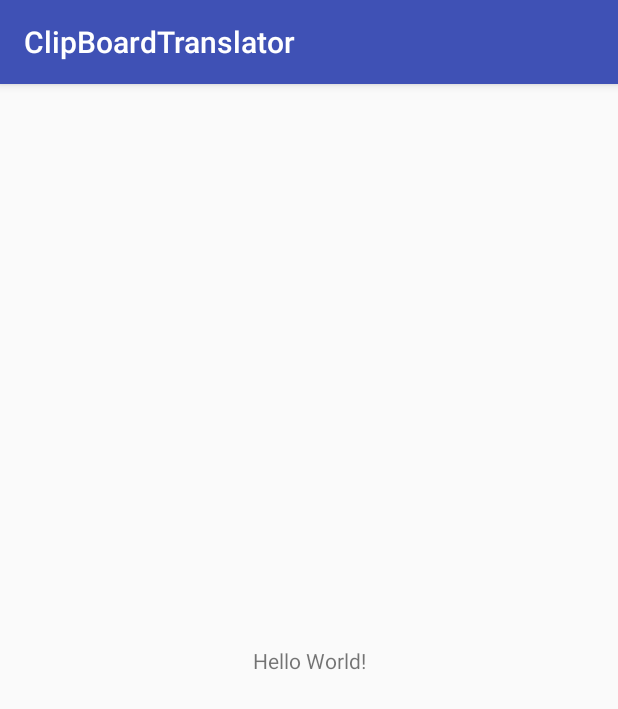
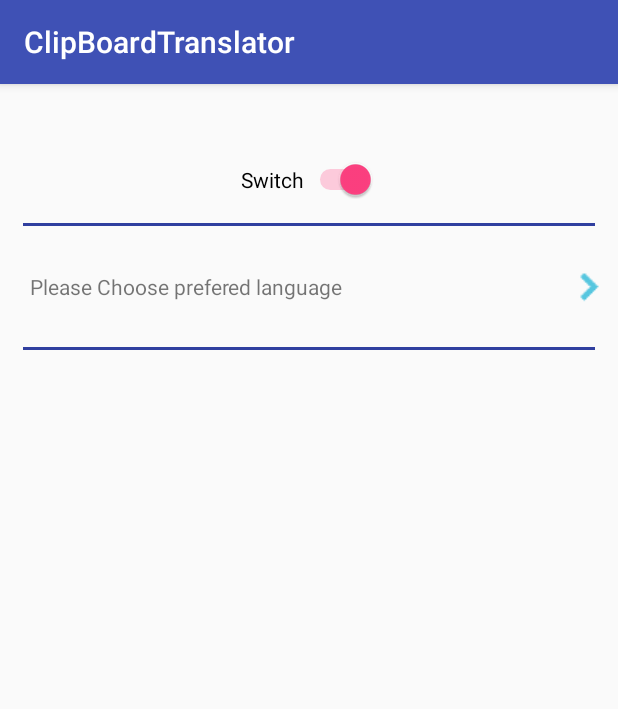
Before and after one commit to pranay1494/TranslatorService, an Android app: the screen it shows after launch (MainActivity), on a phone screen of 412 x 824 dp. Shown: the top 709 px of the screen. Run offline under Robolectric (Android 15) with nearby library versions, the phone set to English and light mode, and no system bars.

```diff
--- a/app/build.gradle
+++ b/app/build.gradle
@@ -28,4 +28,5 @@ dependencies {
     compile 'com.android.support.constraint:constraint-layout:1.0.0-alpha4'
     compile files('libs/microsoft-translator-java-api-0.6.2-jar-with-dependencies.jar')
     testCompile 'junit:junit:4.12'
+    compile 'com.android.support:recyclerview-v7:23.4.0'
 }
--- a/app/src/main/java/com/example/pranay/clipboardtranslator/MainActivity.java
+++ b/app/src/main/java/com/example/pranay/clipboardtranslator/MainActivity.java
@@ -1,18 +1,84 @@
 package com.example.pranay.clipboardtranslator;
 
 import android.content.Intent;
+import android.content.SharedPreferences;
 import android.support.v7.app.AppCompatActivity;
 import android.os.Bundle;
+import android.view.MotionEvent;
+import android.view.View;
+import android.widget.CompoundButton;
+import android.widget.RelativeLayout;
+import android.widget.Switch;
+import android.widget.Toast;
 import android.widget.ToggleButton;
 
 public class MainActivity extends AppCompatActivity {
 
-    ToggleButton toggleBtn;
+    private RelativeLayout selectLanguage;
+    private Switch startOrStop;
+    SharedPreferences sharedPreferences;
+    long downtime;
+    private long upTime;
 
     @Override
     protected void onCreate(Bundle savedInstanceState) {
         super.onCreate(savedInstanceState);
         setContentView(R.layout.activity_main);
-        startService(new Intent(this,Clipboard.class));
+        selectLanguage = (RelativeLayout) findViewById(R.id.language);
+        startOrStop = (Switch) findViewById(R.id.startOrStop);
+        selectLanguage= (RelativeLayout) findViewById(R.id.language);
+        sharedPreferences = getSharedPreferences("Translator",MODE_PRIVATE);
+
+        boolean isChecked = sharedPreferences.getBoolean("START_SERVICE",true);
+        startOrStop.setChecked(isChecked);
+        if(isChecked){
+            startService(new Intent(MainActivity.this,Clipboard.class));
+        }
+        else{
+            stopService(new Intent(MainActivity.this,Clipboard.class));
+        }
+        selectLanguage.setOnTouchListener(new View.OnTouchListener() {
+            @Override
+            public boolean onTouch(View view, MotionEvent motionEvent) {
+                //Toast.makeText(MainActivity.this,"click",Toast.LENGTH_SHORT).show();
+                int action = motionEvent.getActionMasked();
+                if(action==MotionEvent.ACTION_DOWN){
+                    //downtime = motionEvent.getDownTime();
+                    downtime = System.currentTimeMillis();
+                }
+                if(action==MotionEvent.ACTION_UP){
+                    upTime = System.currentTimeMillis();
+                    if(upTime-downtime>2000){
+                        Toast.makeText(MainActivity.this,"LongClick",Toast.LENGTH_SHORT).show();
+                    }
+                    else{
+                        Toast.makeText(MainActivity.this,"OnClick",Toast.LENGTH_SHORT).show();
+                    }
+                }
+                return false;
+            }
+        });
+
+        startOrStop.setOnCheckedChangeListener(new CompoundButton.OnCheckedChangeListener() {
+            @Override
+            public void onCheckedChanged(CompoundButton compoundButton, boolean checked) {
+                if(checked){
+                    startService(new Intent(MainActivity.this,Clipboard.class));
+                }
+                else{
+                    stopService(new Intent(MainActivity.this,Clipboard.class));
+                }
+                SharedPreferences.Editor editor = sharedPreferences.edit();
+                editor.putBoolean("START_SERVICE",checked);
+                editor.commit();
+            }
+        });
+
+        selectLanguage.setOnClickListener(new View.OnClickListener() {
+            @Override
+            public void onClick(View view) {
+
+            }
+        });
     }
 }
--- a/app/src/main/res/layout/activity_main.xml
+++ b/app/src/main/res/layout/activity_main.xml
@@ -1,19 +1,58 @@
 <?xml version="1.0" encoding="utf-8"?>
-<android.support.constraint.ConstraintLayout xmlns:android="http://schemas.android.com/apk/res/android"
+<LinearLayout xmlns:android="http://schemas.android.com/apk/res/android"
     xmlns:app="http://schemas.android.com/apk/res-auto"
     xmlns:tools="http://schemas.android.com/tools"
     android:id="@+id/activity_main"
     android:layout_width="match_parent"
     android:layout_height="match_parent"
+    android:orientation="vertical"
     tools:context="com.example.pranay.clipboardtranslator.MainActivity">
 
-    <TextView
-        android:layout_width="wrap_content"
+    <LinearLayout
+        android:layout_width="match_parent"
         android:layout_height="wrap_content"
-        android:text="Hello World!"
-        app:layout_constraintBottom_toBottomOf="@+id/activity_main"
-        app:layout_constraintLeft_toLeftOf="@+id/activity_main"
-        app:layout_constraintRight_toRightOf="@+id/activity_main"
-        app:layout_constraintTop_toTopOf="@+id/activity_main" />
+        android:layout_marginTop="50dp"
+        android:gravity="center_horizontal">
 
-</android.support.constraint.ConstraintLayout>
+        <Switch
+            android:id="@+id/startOrStop"
+            android:layout_width="wrap_content"
+            android:layout_height="wrap_content"
+            android:text="Switch" />
+    </LinearLayout>
+
+    <TableRow
+        android:layout_width="match_parent"
+        android:layout_height="2dp"
+        android:layout_marginTop="20dp"
+        android:background="@color/colorPrimaryDark"
+        android:layout_margin="15dp"></TableRow>
+
+    <RelativeLayout
+        android:layout_width="match_parent"
+        android:layout_height="wrap_content"
+        android:orientation="horizontal"
+        android:id="@+id/language"
+        android:padding="10dp">
+
+        <TextView
+            android:layout_width="wrap_content"
+            android:layout_height="30sp"
+            android:gravity="center"
+            android:layout_marginLeft="10dp"
+            android:text="Please Choose prefered language" />
+
+        <ImageView
+            android:layout_width="wrap_content"
+            android:layout_height="wrap_content"
+            android:layout_alignParentEnd="true"
+            android:layout_centerInParent="true"
+            android:src="@drawable/arrow" />
+    </RelativeLayout>
+    <TableRow
+        android:layout_width="match_parent"
+        android:layout_height="2dp"
+        android:layout_margin="15dp"
+        android:background="@color/colorPrimaryDark"
+        android:padding="50dp"></TableRow>
+</LinearLayout>
```
Also changed, not shown: app/src/main/java/com/example/pranay/clipboardtranslator/ClipboardListener.java (+92 -1 lines), app/src/main/res/drawable/arrow.png (added), app/src/main/res/drawable/chathead.png (added).
